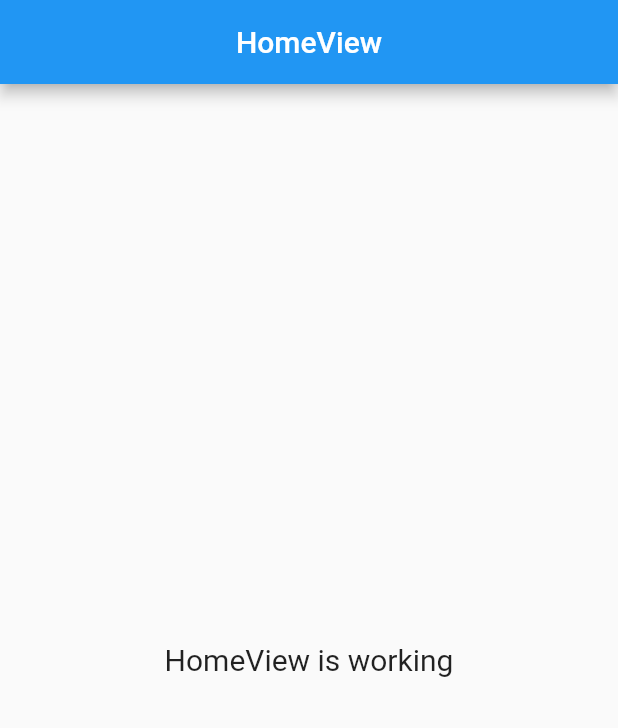
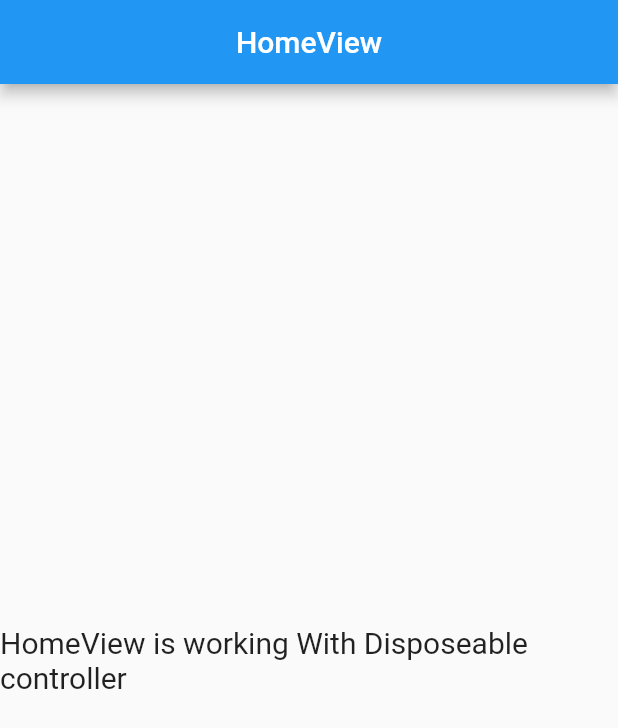
Before and after one commit to tush23/flutter_application, a Flutter app: the screen it shows after launch, on a phone screen of 412 x 824 dp. Shown: the top 728 px of the screen. Run offline on Flutter 3.47's test engine with Material 2 defaults, Android fonts, the phone set to English and light mode, and no system bars; our stand-ins replace get.

Commit message:
ui changes

```diff
--- a/lib/app/modules/home/views/home_view.dart
+++ b/lib/app/modules/home/views/home_view.dart
@@ -14,7 +14,7 @@ class HomeView extends GetView<HomeController> {
       ),
       body: Center(
         child: Text(
-          'HomeView is working',
+          'HomeView is working With Disposeable controller',
           style: TextStyle(fontSize: 20),
         ),
       ),
```
